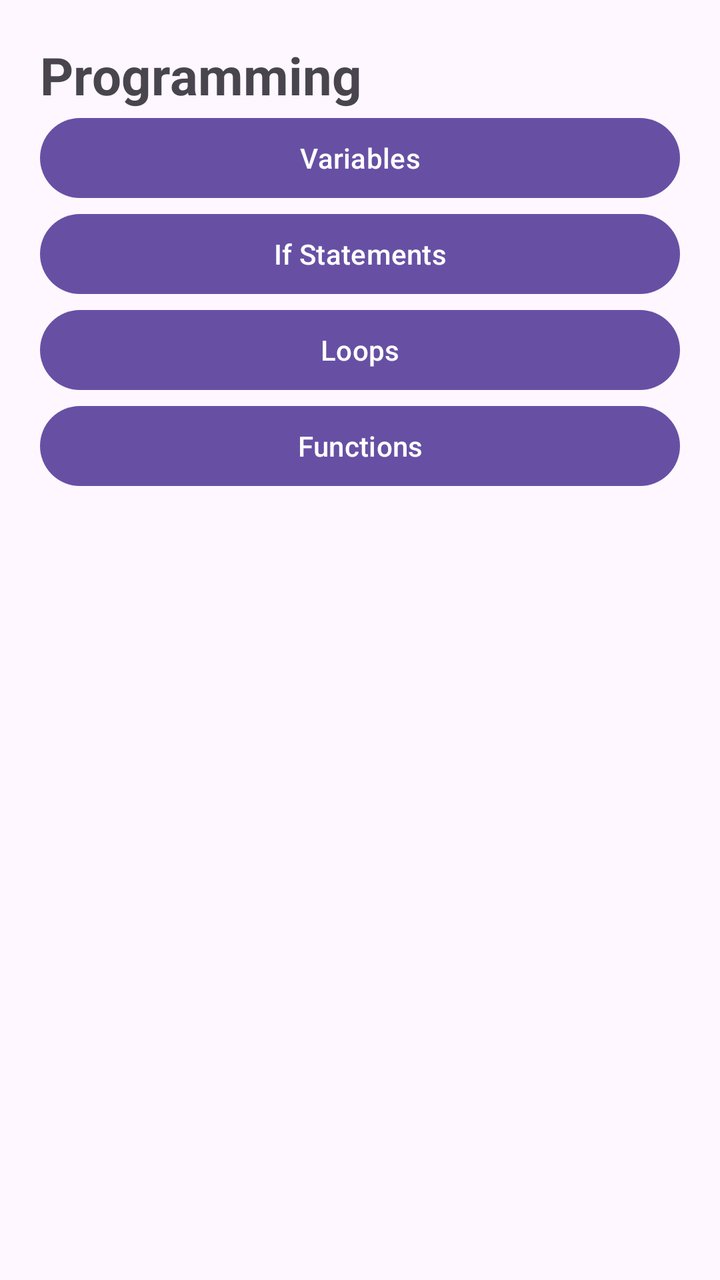
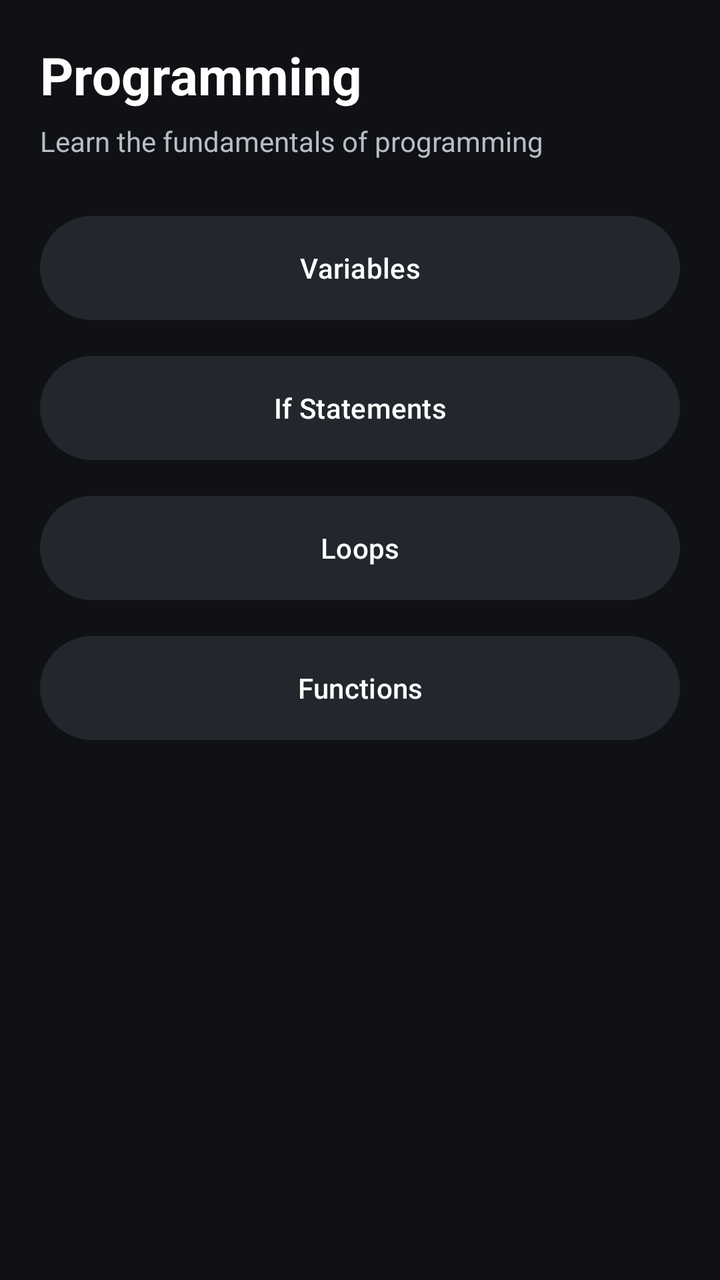

An Android layout rendered at two revisions. The XML below is the earlier revision; the diff shows what the commit changed to produce the second picture.
<!-- AndroidManifest.xml: application theme Theme.ITStudyBuddy2 -->
<!-- res/layout/activity_programming.xml -->
<?xml version="1.0" encoding="utf-8"?>
<ScrollView
    xmlns:android="http://schemas.android.com/apk/res/android"
    xmlns:app="http://schemas.android.com/apk/res-auto"
    android:layout_width="match_parent"
    android:layout_height="match_parent">

    <androidx.constraintlayout.widget.ConstraintLayout
        android:layout_width="match_parent"
        android:layout_height="wrap_content"
        android:padding="20dp">

        <TextView
            android:id="@+id/programmingTitle"
            android:layout_width="0dp"
            android:layout_height="wrap_content"
            android:text="Programming"
            android:textSize="26sp"
            android:textStyle="bold"
            app:layout_constraintTop_toTopOf="parent"
            app:layout_constraintStart_toStartOf="parent"
            app:layout_constraintEnd_toEndOf="parent" />

        <Button
            android:id="@+id/variablesButton"
            android:layout_width="0dp"
            android:layout_height="wrap_content"
            android:text="Variables"
            app:layout_constraintTop_toBottomOf="@id/programmingTitle"
            app:layout_constraintStart_toStartOf="parent"
            app:layout_constraintEnd_toEndOf="parent" />

        <Button
            android:id="@+id/ifButton"
            android:layout_width="0dp"
            android:layout_height="wrap_content"
            android:text="If Statements"
            app:layout_constraintTop_toBottomOf="@id/variablesButton"
            app:layout_constraintStart_toStartOf="parent"
            app:layout_constraintEnd_toEndOf="parent" />

        <Button
            android:id="@+id/loopsButton"
            android:layout_width="0dp"
            android:layout_height="wrap_content"
            android:text="Loops"
            app:layout_constraintTop_toBottomOf="@id/ifButton"
            app:layout_constraintStart_toStartOf="parent"
            app:layout_constraintEnd_toEndOf="parent" />

        <Button
            android:id="@+id/functionsButton"
            android:layout_width="0dp"
            android:layout_height="wrap_content"
            android:text="Functions"
            app:layout_constraintTop_toBottomOf="@id/loopsButton"
            app:layout_constraintStart_toStartOf="parent"
            app:layout_constraintEnd_toEndOf="parent" />

    </androidx.constraintlayout.widget.ConstraintLayout>

</ScrollView>
<!-- resources referenced by this layout -->
<resources>
  <style name="Theme.ITStudyBuddy2" parent="Base.Theme.ITStudyBuddy2" />
  <style name="Base.Theme.ITStudyBuddy2" parent="Theme.Material3.DayNight.NoActionBar">
          
          
      </style>
</resources>

<!-- the commit's change to res/layout/activity_programming.xml (unified diff, before → after) -->
@@ -1,62 +1,82 @@
 <?xml version="1.0" encoding="utf-8"?>
-<ScrollView
+<androidx.constraintlayout.widget.ConstraintLayout
     xmlns:android="http://schemas.android.com/apk/res/android"
     xmlns:app="http://schemas.android.com/apk/res-auto"
     android:layout_width="match_parent"
-    android:layout_height="match_parent">
+    android:layout_height="match_parent"
+    android:background="@color/vs_background"
+    android:padding="20dp">
 
-    <androidx.constraintlayout.widget.ConstraintLayout
-        android:layout_width="match_parent"
+    <TextView
+        android:id="@+id/programmingTitle"
+        android:layout_width="0dp"
         android:layout_height="wrap_content"
-        android:padding="20dp">
+        android:text="Programming"
+        android:textColor="@color/vs_text"
+        android:textSize="26sp"
+        android:textStyle="bold"
+        app:layout_constraintTop_toTopOf="parent"
+        app:layout_constraintStart_toStartOf="parent"
+        app:layout_constraintEnd_toEndOf="parent" />
 
-        <TextView
-            android:id="@+id/programmingTitle"
-            android:layout_width="0dp"
-            android:layout_height="wrap_content"
-            android:text="Programming"
-            android:textSize="26sp"
-            android:textStyle="bold"
-            app:layout_constraintTop_toTopOf="parent"
-            app:layout_constraintStart_toStartOf="parent"
-            app:layout_constraintEnd_toEndOf="parent" />
+    <TextView
+        android:id="@+id/programmingDescription"
+        android:layout_width="0dp"
+        android:layout_height="wrap_content"
+        android:layout_marginTop="6dp"
+        android:text="Learn the fundamentals of programming"
+        android:textColor="@color/vs_text_secondary"
+        android:textSize="14sp"
+        app:layout_constraintTop_toBottomOf="@id/programmingTitle"
+        app:layout_constraintStart_toStartOf="parent"
+        app:layout_constraintEnd_toEndOf="parent" />
 
-        <Button
-            android:id="@+id/variablesButton"
-            android:layout_width="0dp"
-            android:layout_height="wrap_content"
-            android:text="Variables"
-            app:layout_constraintTop_toBottomOf="@id/programmingTitle"
-            app:layout_constraintStart_toStartOf="parent"
-            app:layout_constraintEnd_toEndOf="parent" />
+    <Button
+        android:id="@+id/variablesButton"
+        android:layout_width="0dp"
+        android:layout_height="60dp"
+        android:layout_marginTop="24dp"
+        android:text="Variables"
+        android:textColor="@color/vs_text"
+        android:backgroundTint="@color/vs_surface_light"
+        app:layout_constraintTop_toBottomOf="@id/programmingDescription"
+        app:layout_constraintStart_toStartOf="parent"
+        app:layout_constraintEnd_toEndOf="parent" />
 
-        <Button
-            android:id="@+id/ifButton"
-            android:layout_width="0dp"
-            android:layout_height="wrap_content"
-            android:text="If Statements"
-            app:layout_constraintTop_toBottomOf="@id/variablesButton"
-            app:layout_constraintStart_toStartOf="parent"
-            app:layout_constraintEnd_toEndOf="parent" />
+    <Button
+        android:id="@+id/ifButton"
+        android:layout_width="0dp"
+        android:layout_height="60dp"
+        android:layout_marginTop="10dp"
+        android:text="If Statements"
+        android:textColor="@color/vs_text"
+        android:backgroundTint="@color/vs_surface_light"
+        app:layout_constraintTop_toBottomOf="@id/variablesButton"
+        app:layout_constraintStart_toStartOf="parent"
+        app:layout_constraintEnd_toEndOf="parent" />
 
-        <Button
-            android:id="@+id/loopsButton"
-            android:layout_width="0dp"
-            android:layout_height="wrap_content"
-            android:text="Loops"
-            app:layout_constraintTop_toBottomOf="@id/ifButton"
-            app:layout_constraintStart_toStartOf="parent"
-            app:layout_constraintEnd_toEndOf="parent" />
+    <Button
+        android:id="@+id/loopsButton"
+        android:layout_width="0dp"
+        android:layout_height="60dp"
+        android:layout_marginTop="10dp"
+        android:text="Loops"
+        android:textColor="@color/vs_text"
+        android:backgroundTint="@color/vs_surface_light"
+        app:layout_constraintTop_toBottomOf="@id/ifButton"
+        app:layout_constraintStart_toStartOf="parent"
+        app:layout_constraintEnd_toEndOf="parent" />
 
-        <Button
-            android:id="@+id/functionsButton"
-            android:layout_width="0dp"
-            android:layout_height="wrap_content"
-            android:text="Functions"
-            app:layout_constraintTop_toBottomOf="@id/loopsButton"
-            app:layout_constraintStart_toStartOf="parent"
-            app:layout_constraintEnd_toEndOf="parent" />
+    <Button
+        android:id="@+id/functionsButton"
+        android:layout_width="0dp"
+        android:layout_height="60dp"
+        android:layout_marginTop="10dp"
+        android:text="Functions"
+        android:textColor="@color/vs_text"
+        android:backgroundTint="@color/vs_surface_light"
+        app:layout_constraintTop_toBottomOf="@id/loopsButton"
+        app:layout_constraintStart_toStartOf="parent"
+        app:layout_constraintEnd_toEndOf="parent" />
 
-    </androidx.constraintlayout.widget.ConstraintLayout>
-
-</ScrollView>
+</androidx.constraintlayout.widget.ConstraintLayout>
<!-- resource entries referenced after the edit -->
@@ -1,5 +1,9 @@
 <!-- resources referenced by this layout -->
 <resources>
+  <color name="vs_background">#0F1115</color>
+  <color name="vs_surface_light">#22262D</color>
+  <color name="vs_text">#FFFFFF</color>
+  <color name="vs_text_secondary">#B8BCC6</color>
   <style name="Theme.ITStudyBuddy2" parent="Base.Theme.ITStudyBuddy2" />
   <style name="Base.Theme.ITStudyBuddy2" parent="Theme.Material3.DayNight.NoActionBar">
           
